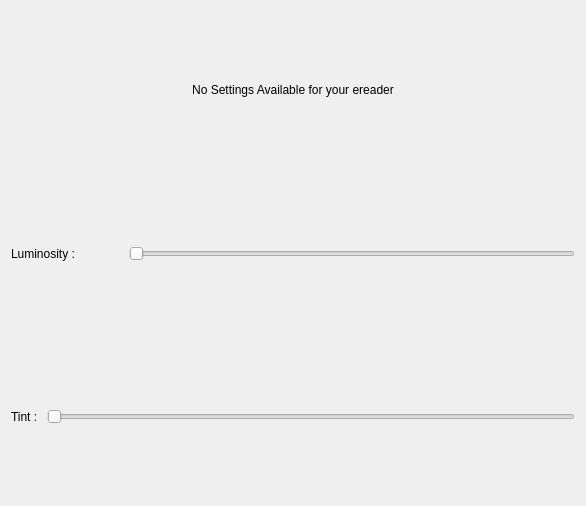
This is screensettings.ui in Aryetis/Obenkyobo as Qt 5 draws it before an edit. The edited form follows.
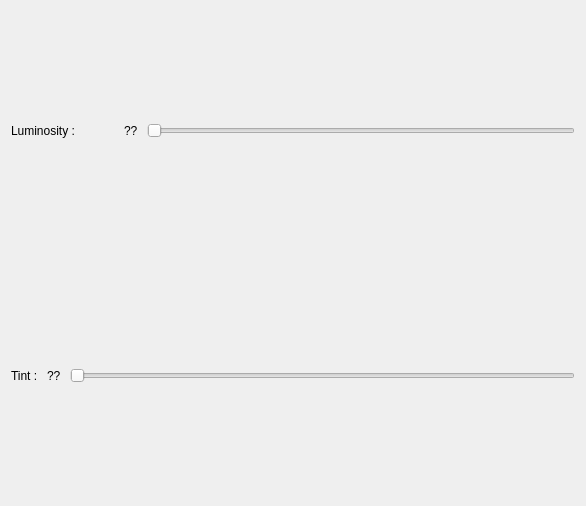
This is the edited form.

Commit message: screensettings v2 with valueLabel and popup warning message, renamed var serialization in appsettings

Patch:
```diff
--- a/screensettings.ui
+++ b/screensettings.ui
@@ -13,50 +13,7 @@
   <property name="windowTitle">
    <string>Form</string>
   </property>
-  <layout class="QVBoxLayout" name="verticalLayout" stretch="0,0,0">
-   <item>
-    <layout class="QVBoxLayout" name="NoSettingsContainer">
-     <property name="topMargin">
-      <number>0</number>
-     </property>
-     <item>
-      <spacer name="NoSettingsVerticalSlider">
-       <property name="orientation">
-        <enum>Qt::Vertical</enum>
-       </property>
-       <property name="sizeHint" stdset="0">
-        <size>
-         <width>20</width>
-         <height>40</height>
-        </size>
-       </property>
-      </spacer>
-     </item>
-     <item>
-      <widget class="QLabel" name="NoSettingsAvailable">
-       <property name="text">
-        <string>No Settings Available for your ereader</string>
-       </property>
-       <property name="alignment">
-        <set>Qt::AlignCenter</set>
-       </property>
-      </widget>
-     </item>
-     <item>
-      <spacer name="verticalSpacer">
-       <property name="orientation">
-        <enum>Qt::Vertical</enum>
-       </property>
-       <property name="sizeHint" stdset="0">
-        <size>
-         <width>20</width>
-         <height>40</height>
-        </size>
-       </property>
-      </spacer>
-     </item>
-    </layout>
-   </item>
+  <layout class="QVBoxLayout" name="verticalLayout" stretch="0,0">
    <item>
     <layout class="QVBoxLayout" name="LuminosityContainer">
      <property name="spacing">
@@ -79,7 +36,7 @@
       </spacer>
      </item>
      <item>
-      <layout class="QHBoxLayout" name="LuminosityLayout" stretch="2,8">
+      <layout class="QHBoxLayout" name="LuminosityLayout" stretch="2,0,8">
        <item>
         <widget class="QLabel" name="LuminosityLabel">
          <property name="text">
@@ -87,6 +44,13 @@
          </property>
         </widget>
        </item>
+       <item>
+        <widget class="QLabel" name="LuminosityValue">
+         <property name="text">
+          <string>?? </string>
+         </property>
+        </widget>
+       </item>
        <item>
         <widget class="QSlider" name="LuminositySlider">
          <property name="sizePolicy">
@@ -145,7 +109,7 @@
       </spacer>
      </item>
      <item>
-      <layout class="QHBoxLayout" name="TintLayout" stretch="0,0">
+      <layout class="QHBoxLayout" name="TintLayout" stretch="0,0,0">
        <item>
         <widget class="QLabel" name="TintLabel">
          <property name="text">
@@ -153,6 +117,13 @@
          </property>
         </widget>
        </item>
+       <item>
+        <widget class="QLabel" name="TintValue">
+         <property name="text">
+          <string>?? </string>
+         </property>
+        </widget>
+       </item>
        <item>
         <widget class="QSlider" name="TintSlider">
          <property name="maximum">
```
The commit also changes 6 other files.
